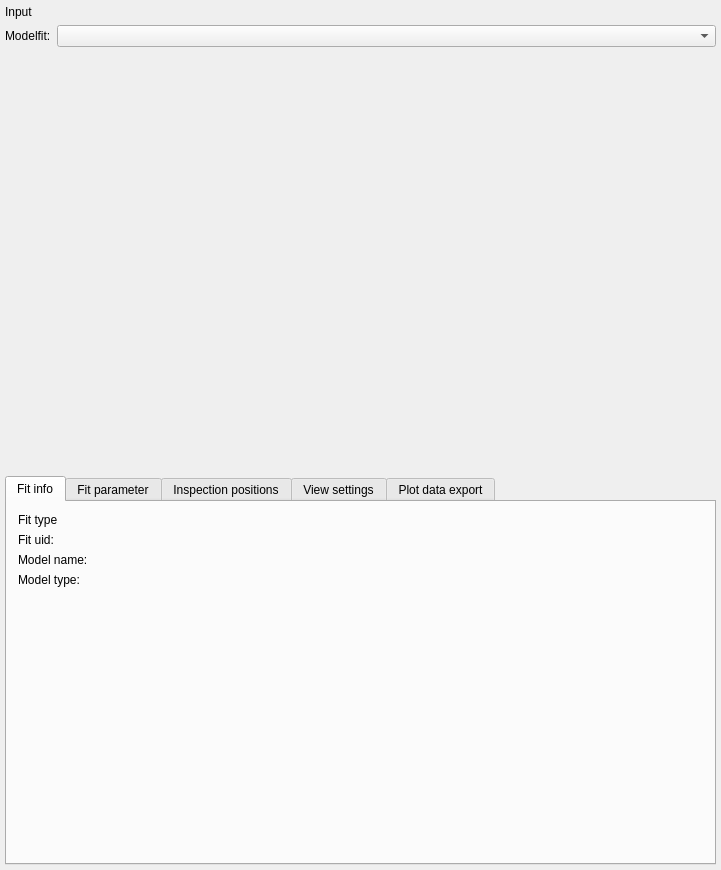
Before: the Qt Designer form Plugins/org.mitk.gui.qt.fit.inspector/src/internal/ModelFitInspectorViewControls.ui in MITK/MITK, drawn with Qt 5.
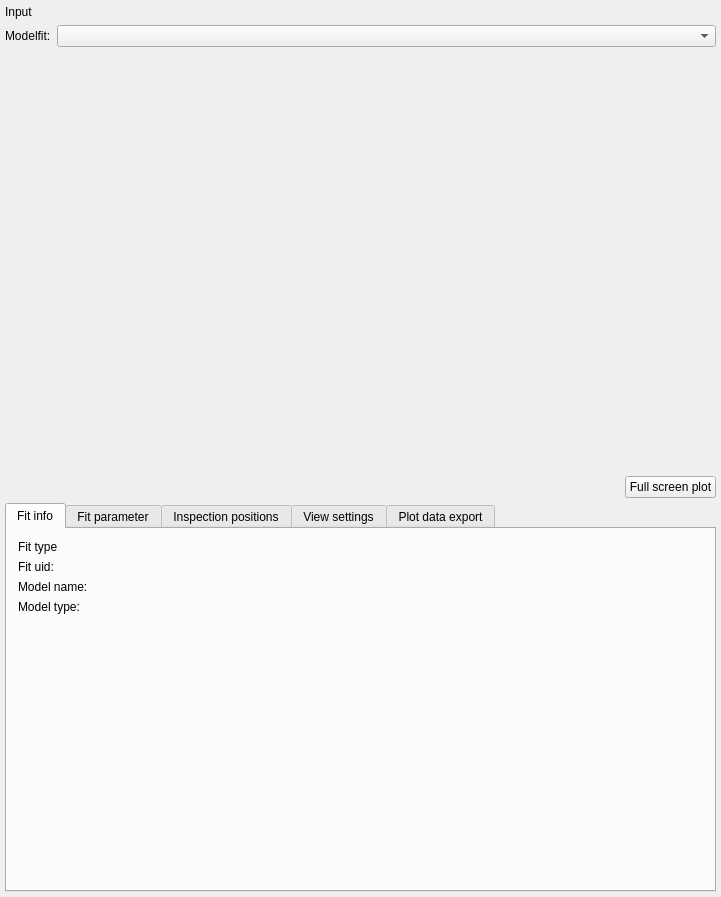
After: the same form once the commit is applied. Custom widgets are drawn as their Qt base class.

```diff
--- a/Plugins/org.mitk.gui.qt.fit.inspector/src/internal/ModelFitInspectorViewControls.ui
+++ b/Plugins/org.mitk.gui.qt.fit.inspector/src/internal/ModelFitInspectorViewControls.ui
@@ -7,7 +7,7 @@
     <x>0</x>
     <y>0</y>
     <width>721</width>
-    <height>852</height>
+    <height>865</height>
    </rect>
   </property>
   <property name="minimumSize">
@@ -19,7 +19,7 @@
   <property name="windowTitle">
    <string>QmitkTemplate</string>
   </property>
-  <layout class="QVBoxLayout" name="verticalLayout">
+  <layout class="QVBoxLayout" name="verticalLayout" stretch="0,4,0,0,0">
    <property name="spacing">
     <number>5</number>
    </property>
@@ -91,6 +91,36 @@
      </property>
     </widget>
    </item>
+   <item>
+    <layout class="QHBoxLayout" name="horizontalLayout_3">
+     <item>
+      <spacer name="horizontalSpacer_5">
+       <property name="orientation">
+        <enum>Qt::Horizontal</enum>
+       </property>
+       <property name="sizeHint" stdset="0">
+        <size>
+         <width>40</width>
+         <height>20</height>
+        </size>
+       </property>
+      </spacer>
+     </item>
+     <item>
+      <widget class="QPushButton" name="btnFullPlot">
+       <property name="text">
+        <string>Full screen plot</string>
+       </property>
+       <property name="checkable">
+        <bool>true</bool>
+       </property>
+       <property name="flat">
+        <bool>false</bool>
+       </property>
+      </widget>
+     </item>
+    </layout>
+   </item>
    <item>
     <widget class="QTabWidget" name="tabWidget">
      <property name="enabled">
@@ -651,17 +681,17 @@
  </widget>
  <layoutdefault spacing="6" margin="11"/>
  <customwidgets>
-  <customwidget>
-   <class>QmitkPlotWidget</class>
-   <extends>QWidget</extends>
-   <header>QmitkPlotWidget.h</header>
-  </customwidget>
   <customwidget>
    <class>QmitkSingleNodeSelectionWidget</class>
    <extends>QWidget</extends>
    <header location="global">QmitkSingleNodeSelectionWidget.h</header>
    <container>1</container>
   </customwidget>
+  <customwidget>
+   <class>QmitkPlotWidget</class>
+   <extends>QWidget</extends>
+   <header>QmitkPlotWidget.h</header>
+  </customwidget>
   <customwidget>
    <class>QmitkFitParameterWidget</class>
    <extends>QWidget</extends>
```
Left out of the diff: 2 changed lines with no effect on the pictures.
